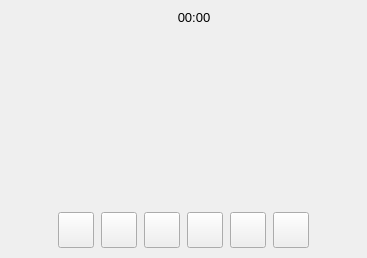
First picture: the form in recordoverlay.ui, repository savoirfairelinux/jami-client-windows, before the edit.
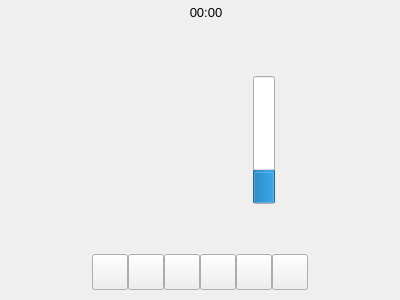
Second picture: the form after the edit. Icons and pictures are not drawn. Custom widgets are drawn as their Qt base class.

Commit message: record widget: add volume meter display

Diff of the .ui file:
```diff
--- a/recordoverlay.ui
+++ b/recordoverlay.ui
@@ -6,8 +6,8 @@
    <rect>
     <x>0</x>
     <y>0</y>
-    <width>367</width>
-    <height>258</height>
+    <width>400</width>
+    <height>300</height>
    </rect>
   </property>
   <property name="sizePolicy">
@@ -25,10 +25,7 @@
   <property name="pixRedDot" stdset="0">
    <pixmap resource="ressources.qrc">:/images/icons/av_icons/fiber_manual_record-24px.svg</pixmap>
   </property>
-  <layout class="QVBoxLayout" name="verticalLayout">
-   <property name="spacing">
-    <number>0</number>
-   </property>
+  <layout class="QGridLayout" name="gridLayout">
    <property name="leftMargin">
     <number>0</number>
    </property>
@@ -41,38 +38,38 @@
    <property name="bottomMargin">
     <number>0</number>
    </property>
-   <item>
-    <layout class="QHBoxLayout" name="horizontalLayout_4" stretch="1,0,1,1,1">
      <property name="spacing">
       <number>0</number>
      </property>
-     <property name="topMargin">
-      <number>5</number>
+   <item row="0" column="0">
+    <layout class="QVBoxLayout" name="verticalLayout">
+     <property name="spacing">
+      <number>0</number>
      </property>
-     <item>
-      <spacer name="horizontalSpacer_3">
-       <property name="orientation">
-        <enum>Qt::Horizontal</enum>
-       </property>
-       <property name="sizeType">
-        <enum>QSizePolicy::MinimumExpanding</enum>
-       </property>
-       <property name="sizeHint" stdset="0">
-        <size>
-         <width>10</width>
-         <height>20</height>
-        </size>
-       </property>
-      </spacer>
-     </item>
      <item>
       <layout class="QHBoxLayout" name="horizontalLayout_2">
        <property name="spacing">
         <number>0</number>
        </property>
-       <property name="topMargin">
-        <number>3</number>
+       <property name="sizeConstraint">
+        <enum>QLayout::SetMinimumSize</enum>
        </property>
+       <item>
+        <spacer name="horizontalSpacer_3">
+         <property name="orientation">
+          <enum>Qt::Horizontal</enum>
+         </property>
+         <property name="sizeType">
+          <enum>QSizePolicy::Expanding</enum>
+         </property>
+         <property name="sizeHint" stdset="0">
+          <size>
+           <width>13</width>
+           <height>17</height>
+          </size>
+         </property>
+        </spacer>
+       </item>
        <item>
         <widget class="Blinkable" name="redDotBlinkable" native="true">
          <property name="sizePolicy">
@@ -95,24 +92,6 @@
          </property>
         </widget>
        </item>
-      </layout>
-     </item>
-     <item>
-      <spacer name="horizontalSpacer_7">
-       <property name="orientation">
-        <enum>Qt::Horizontal</enum>
-       </property>
-       <property name="sizeType">
-        <enum>QSizePolicy::Fixed</enum>
-       </property>
-       <property name="sizeHint" stdset="0">
-        <size>
-         <width>8</width>
-         <height>20</height>
-        </size>
-       </property>
-      </spacer>
-     </item>
      <item>
       <widget class="QLabel" name="timerLabel">
        <property name="sizePolicy">
@@ -152,11 +131,11 @@
         <enum>Qt::Horizontal</enum>
        </property>
        <property name="sizeType">
-        <enum>QSizePolicy::MinimumExpanding</enum>
+          <enum>QSizePolicy::Expanding</enum>
        </property>
        <property name="sizeHint" stdset="0">
         <size>
-         <width>10</width>
+           <width>13</width>
          <height>20</height>
         </size>
        </property>
@@ -169,36 +148,94 @@
      <property name="orientation">
       <enum>Qt::Vertical</enum>
      </property>
+       <property name="sizeType">
+        <enum>QSizePolicy::MinimumExpanding</enum>
+       </property>
      <property name="sizeHint" stdset="0">
       <size>
        <width>20</width>
-       <height>82</height>
+         <height>52</height>
       </size>
      </property>
     </spacer>
    </item>
    <item>
-    <widget class="QLabel" name="volumeMeterDisplayLabel">
-     <property name="sizePolicy">
-      <sizepolicy hsizetype="MinimumExpanding" vsizetype="MinimumExpanding">
-       <horstretch>0</horstretch>
-       <verstretch>0</verstretch>
-      </sizepolicy>
+      <layout class="QHBoxLayout" name="horizontalLayout_3">
+       <property name="spacing">
+        <number>0</number>
+       </property>
+       <item>
+        <spacer name="horizontalSpacer_6">
+         <property name="orientation">
+          <enum>Qt::Horizontal</enum>
+         </property>
+         <property name="sizeHint" stdset="0">
+          <size>
+           <width>40</width>
+           <height>20</height>
+          </size>
+         </property>
+        </spacer>
+       </item>
+       <item>
+        <widget class="QLabel" name="inputIcon">
+         <property name="minimumSize">
+          <size>
+           <width>128</width>
+           <height>128</height>
+          </size>
      </property>
      <property name="text">
       <string/>
      </property>
-    </widget>
+         <property name="pixmap">
+          <pixmap resource="ressources.qrc">:/images/icons/av_icons/mic-24px.svg</pixmap>
+         </property>
+         <property name="scaledContents">
+          <bool>true</bool>
+         </property>
+         <property name="alignment">
+          <set>Qt::AlignCenter</set>
+         </property>
+        </widget>
+       </item>
+       <item>
+        <widget class="LevelMeter" name="levelMeter">
+         <property name="value">
+          <number>24</number>
+         </property>
+         <property name="orientation">
+          <enum>Qt::Vertical</enum>
+         </property>
+        </widget>
+       </item>
+       <item>
+        <spacer name="horizontalSpacer_5">
+         <property name="orientation">
+          <enum>Qt::Horizontal</enum>
+         </property>
+         <property name="sizeHint" stdset="0">
+          <size>
+           <width>40</width>
+           <height>20</height>
+          </size>
+         </property>
+        </spacer>
+       </item>
+      </layout>
    </item>
    <item>
     <spacer name="verticalSpacer_2">
      <property name="orientation">
       <enum>Qt::Vertical</enum>
      </property>
+       <property name="sizeType">
+        <enum>QSizePolicy::MinimumExpanding</enum>
+       </property>
      <property name="sizeHint" stdset="0">
       <size>
        <width>20</width>
-       <height>83</height>
+         <height>38</height>
       </size>
      </property>
     </spacer>
@@ -206,7 +243,7 @@
    <item>
     <layout class="QHBoxLayout" name="horizontalLayout">
      <property name="spacing">
-      <number>7</number>
+        <number>0</number>
      </property>
      <property name="sizeConstraint">
       <enum>QLayout::SetDefaultConstraint</enum>
@@ -220,7 +257,7 @@
         <enum>Qt::Horizontal</enum>
        </property>
        <property name="sizeType">
-        <enum>QSizePolicy::MinimumExpanding</enum>
+          <enum>QSizePolicy::Expanding</enum>
        </property>
        <property name="sizeHint" stdset="0">
         <size>
@@ -485,7 +522,7 @@
         <enum>Qt::Horizontal</enum>
        </property>
        <property name="sizeType">
-        <enum>QSizePolicy::MinimumExpanding</enum>
+          <enum>QSizePolicy::Expanding</enum>
        </property>
        <property name="sizeHint" stdset="0">
         <size>
@@ -494,6 +531,8 @@
         </size>
        </property>
       </spacer>
+       </item>
+      </layout>
      </item>
     </layout>
    </item>
@@ -511,6 +550,11 @@
    <header>widgethelpers.h</header>
    <container>1</container>
   </customwidget>
+  <customwidget>
+   <class>LevelMeter</class>
+   <extends>QProgressBar</extends>
+   <header>levelmeter.h</header>
+  </customwidget>
  </customwidgets>
  <resources>
   <include location="ressources.qrc"/>
```
Lines whose indentation alone changed are shown as unchanged. The commit also changes 9 other files.
